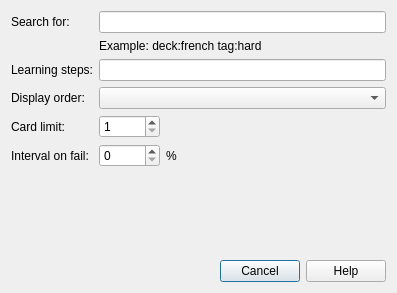
The window that designer/dyndconf.ui (ankitects/anki) describes before a commit, drawn with Qt 5.
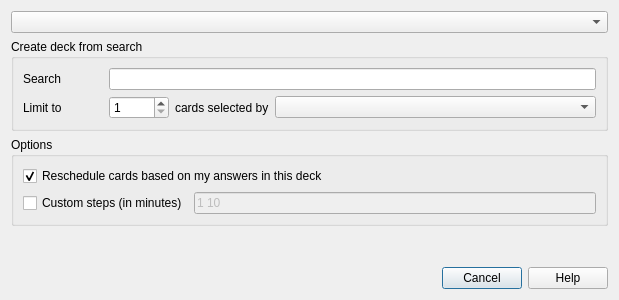
The same window after the commit.

Commit message: update cram for new properties

```diff
--- a/designer/dyndconf.ui
+++ b/designer/dyndconf.ui
@@ -6,8 +6,8 @@
    <rect>
     <x>0</x>
     <y>0</y>
-    <width>397</width>
-    <height>293</height>
+    <width>619</width>
+    <height>300</height>
    </rect>
   </property>
   <property name="windowTitle">
@@ -15,109 +15,95 @@
   </property>
   <layout class="QVBoxLayout" name="verticalLayout">
    <item>
-    <layout class="QGridLayout" name="gridLayout">
-     <item row="4" column="1">
-      <widget class="QSpinBox" name="limit">
-       <property name="minimum">
-        <number>1</number>
-       </property>
-       <property name="maximum">
-        <number>99999</number>
-       </property>
-      </widget>
-     </item>
-     <item row="4" column="2">
-      <spacer name="horizontalSpacer_2">
-       <property name="orientation">
-        <enum>Qt::Horizontal</enum>
-       </property>
-       <property name="sizeHint" stdset="0">
-        <size>
-         <width>40</width>
-         <height>20</height>
-        </size>
-       </property>
-      </spacer>
-     </item>
-     <item row="0" column="0">
-      <widget class="QLabel" name="label_2">
-       <property name="text">
-        <string>Search for:</string>
-       </property>
-      </widget>
-     </item>
-     <item row="2" column="0">
-      <widget class="QLabel" name="label_4">
-       <property name="text">
-        <string>Learning steps:</string>
-       </property>
-      </widget>
-     </item>
-     <item row="4" column="0">
-      <widget class="QLabel" name="label_5">
-       <property name="text">
-        <string>Card limit:</string>
-       </property>
-      </widget>
-     </item>
-     <item row="5" column="1">
-      <widget class="QSpinBox" name="fmult">
-       <property name="maximum">
-        <number>100</number>
-       </property>
-      </widget>
-     </item>
-     <item row="3" column="0">
-      <widget class="QLabel" name="label_6">
-       <property name="text">
-        <string>Display order:</string>
-       </property>
-      </widget>
-     </item>
-     <item row="5" column="2">
-      <widget class="QLabel" name="label_8">
-       <property name="text">
-        <string>%</string>
-       </property>
-      </widget>
-     </item>
-     <item row="1" column="1" colspan="2">
-      <widget class="QLabel" name="label_3">
-       <property name="text">
-        <string>Example: deck:french tag:hard</string>
-       </property>
-      </widget>
-     </item>
-     <item row="5" column="0">
-      <widget class="QLabel" name="label_7">
-       <property name="text">
-        <string>Interval on fail:</string>
-       </property>
-      </widget>
-     </item>
-     <item row="5" column="3">
-      <spacer name="horizontalSpacer">
-       <property name="orientation">
-        <enum>Qt::Horizontal</enum>
-       </property>
-       <property name="sizeHint" stdset="0">
-        <size>
-         <width>40</width>
-         <height>20</height>
-        </size>
-       </property>
-      </spacer>
-     </item>
-     <item row="2" column="1" colspan="3">
-      <widget class="QLineEdit" name="steps"/>
-     </item>
-     <item row="0" column="1" colspan="3">
-      <widget class="QLineEdit" name="search"/>
-     </item>
-     <item row="3" column="1" colspan="3">
-      <widget class="QComboBox" name="order"/>
-     </item>
-    </layout>
+    <widget class="QComboBox" name="examples"/>
+   </item>
+   <item>
+    <widget class="QGroupBox" name="groupBox">
+     <property name="title">
+      <string>Create deck from search</string>
+     </property>
+     <layout class="QGridLayout" name="gridLayout">
+      <item row="1" column="0">
+       <widget class="QLabel" name="label_5">
+        <property name="text">
+         <string>Limit to</string>
+        </property>
+       </widget>
+      </item>
+      <item row="0" column="0">
+       <widget class="QLabel" name="label_2">
+        <property name="text">
+         <string>Search</string>
+        </property>
+       </widget>
+      </item>
+      <item row="1" column="1">
+       <widget class="QSpinBox" name="limit">
+        <property name="maximumSize">
+         <size>
+          <width>60</width>
+          <height>16777215</height>
+         </size>
+        </property>
+        <property name="minimum">
+         <number>1</number>
+        </property>
+        <property name="maximum">
+         <number>9999</number>
+        </property>
+       </widget>
+      </item>
+      <item row="1" column="2">
+       <widget class="QLabel" name="label">
+        <property name="text">
+         <string>cards selected by</string>
+        </property>
+       </widget>
+      </item>
+      <item row="0" column="1" colspan="6">
+       <widget class="QLineEdit" name="search"/>
+      </item>
+      <item row="1" column="3" colspan="4">
+       <widget class="QComboBox" name="order"/>
+      </item>
+     </layout>
+    </widget>
+   </item>
+   <item>
+    <widget class="QGroupBox" name="groupBox_2">
+     <property name="title">
+      <string>Options</string>
+     </property>
+     <layout class="QGridLayout" name="gridLayout_2">
+      <item row="0" column="0" colspan="2">
+       <widget class="QCheckBox" name="resched">
+        <property name="text">
+         <string>Reschedule cards based on my answers in this deck</string>
+        </property>
+        <property name="checked">
+         <bool>true</bool>
+        </property>
+       </widget>
+      </item>
+      <item row="1" column="0">
+       <widget class="QCheckBox" name="stepsOn">
+        <property name="text">
+         <string>Custom steps (in minutes)</string>
+        </property>
+       </widget>
+      </item>
+      <item row="1" column="1">
+       <widget class="QLineEdit" name="steps">
+        <property name="enabled">
+         <bool>false</bool>
+        </property>
+        <property name="text">
+         <string>1 10</string>
+        </property>
+       </widget>
+      </item>
+     </layout>
+    </widget>
    </item>
    <item>
     <spacer name="verticalSpacer">
```
Left out of the diff: 32 changed lines with no effect on the pictures. The commit also changes 2 other files.
